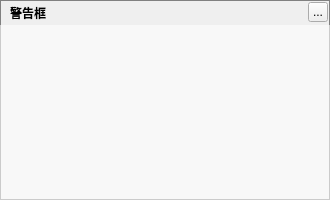
First picture: the form in ui/application/musicmessagebox.ui, repository Greedysky/TTKMusicPlayer, before the edit.
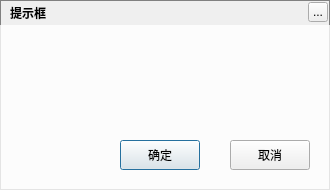
Second picture: the form after the edit. Icons and pictures are not drawn.

Commit message: add music messagebox dialog[206584]

```diff
--- a/ui/application/musicmessagebox.ui
+++ b/ui/application/musicmessagebox.ui
@@ -1,20 +1,20 @@
 <?xml version="1.0" encoding="UTF-8"?>
 <ui version="4.0">
- <class>MusicMessagfeBox</class>
- <widget class="QDialog" name="MusicMessagfeBox">
+ <class>MusicMessageBox</class>
+ <widget class="QDialog" name="MusicMessageBox">
   <property name="geometry">
    <rect>
     <x>0</x>
     <y>0</y>
     <width>330</width>
-    <height>200</height>
+    <height>190</height>
    </rect>
   </property>
   <property name="windowTitle">
    <string>Form</string>
   </property>
   <property name="styleSheet">
-   <string notr="true">#MusicMessagfeBox{border:1px solid gray}</string>
+   <string notr="true">#MusicMessageBox{border:1px solid gray}</string>
   </property>
   <widget class="QLabel" name="background">
    <property name="geometry">
@@ -22,7 +22,7 @@
      <x>0</x>
      <y>0</y>
      <width>330</width>
-     <height>200</height>
+     <height>190</height>
     </rect>
    </property>
    <property name="styleSheet">
@@ -45,7 +45,7 @@
     <string notr="true">color:&quot;#FFFFFF&quot;;font-weight:bold</string>
    </property>
    <property name="text">
-    <string>警告框</string>
+    <string>提示框</string>
    </property>
   </widget>
   <widget class="QToolButton" name="topTitleCloseButton">
@@ -67,17 +67,78 @@
      <x>0</x>
      <y>25</y>
      <width>330</width>
-     <height>175</height>
+     <height>165</height>
     </rect>
    </property>
    <property name="styleSheet">
-    <string notr="true">background:rgba(255,255,255,150)</string>
+    <string notr="true">background:rgba(255,255,255,200)</string>
+   </property>
+   <zorder>textLabel</zorder>
+   <zorder>iconLabel</zorder>
+  </widget>
+  <widget class="QPushButton" name="confirmButton">
+   <property name="geometry">
+    <rect>
+     <x>120</x>
+     <y>140</y>
+     <width>80</width>
+     <height>30</height>
+    </rect>
+   </property>
+   <property name="text">
+    <string>确定</string>
+   </property>
+  </widget>
+  <widget class="QPushButton" name="cancelButton">
+   <property name="geometry">
+    <rect>
+     <x>230</x>
+     <y>140</y>
+     <width>80</width>
+     <height>30</height>
+    </rect>
+   </property>
+   <property name="text">
+    <string>取消</string>
+   </property>
+  </widget>
+  <widget class="QLabel" name="textLabel">
+   <property name="geometry">
+    <rect>
+     <x>45</x>
+     <y>50</y>
+     <width>240</width>
+     <height>70</height>
+    </rect>
+   </property>
+   <property name="alignment">
+    <set>Qt::AlignCenter</set>
+   </property>
+   <property name="wordWrap">
+    <bool>true</bool>
+   </property>
+  </widget>
+  <widget class="QLabel" name="iconLabel">
+   <property name="geometry">
+    <rect>
+     <x>0</x>
+     <y>40</y>
+     <width>100</width>
+     <height>100</height>
+    </rect>
+   </property>
+   <property name="pixmap">
+    <pixmap resource="../../qrc/MusicPlayerShare.qrc">:/share/warning</pixmap>
    </property>
   </widget>
   <zorder>background</zorder>
   <zorder>backgroundMask</zorder>
+  <zorder>confirmButton</zorder>
+  <zorder>cancelButton</zorder>
   <zorder>topTitleName</zorder>
   <zorder>topTitleCloseButton</zorder>
+  <zorder>iconLabel</zorder>
+  <zorder>textLabel</zorder>
  </widget>
  <resources/>
  <connections/>
```
Left out of the diff: 5 changed lines with no effect on the pictures. The commit also changes 7 other files.
